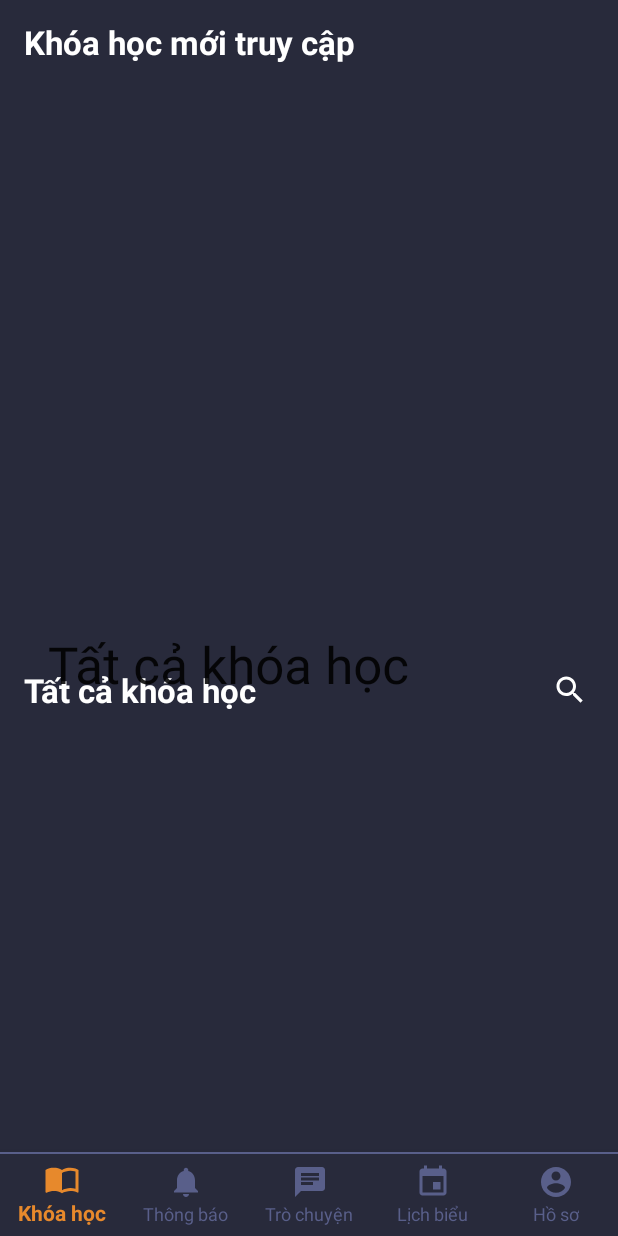
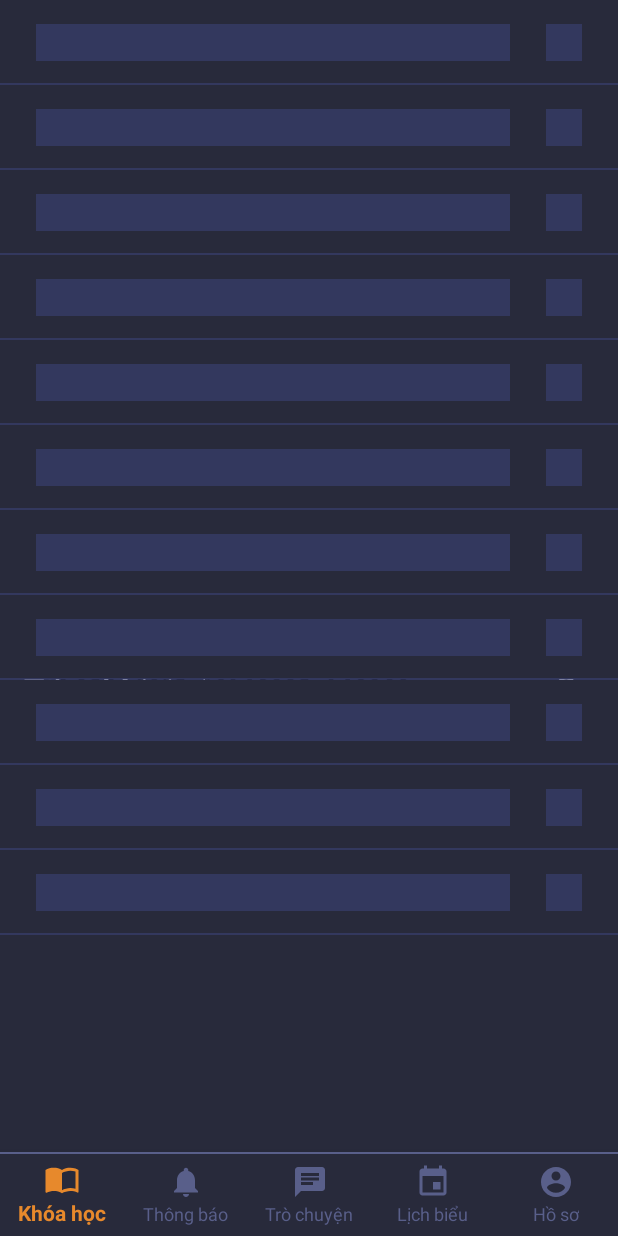
Before and after one commit to huent189/uet_assistant, an Android app: the fragment CourseProgressFragment placed in its activity, on a phone screen of 412 x 824 dp. Run offline under Robolectric (Android 15) with nearby library versions, the phone set to English and light mode, and no system bars; our stand-ins replace Room's generated code, Shimmer, navigation-ui; libraries missing offline, so code that uses them is left out: com.cooltechworks.views; plain views replace ShimmerRecyclerView; network calls fail.

Commit message:
update materials view & check login course - firebase

```diff
--- a/app/app/src/main/java/vnu/uet/mobilecourse/assistant/view/LoginActivity.java
+++ b/app/app/src/main/java/vnu/uet/mobilecourse/assistant/view/LoginActivity.java
@@ -60,7 +60,7 @@ public class LoginActivity extends AppCompatActivity {
                     if (!loginSuccess) {
                         loginSuccess = true;
                         Toast.makeText(LoginActivity.this, "Login Success", Toast.LENGTH_SHORT).show();
-                        navigateToMyCourses();
+//                        navigateToMyCourses();
 
                         tvLoadingTitle.setVisibility(View.INVISIBLE);
                         progressBar.setVisibility(View.INVISIBLE);
--- a/app/app/src/main/java/vnu/uet/mobilecourse/assistant/view/course/CourseProgressFragment.java
+++ b/app/app/src/main/java/vnu/uet/mobilecourse/assistant/view/course/CourseProgressFragment.java
@@ -1,27 +1,21 @@
 package vnu.uet.mobilecourse.assistant.view.course;
 
-import androidx.lifecycle.Observer;
-import androidx.lifecycle.ViewModelProvider;
+import android.os.Bundle;
+import android.view.LayoutInflater;
+import android.view.View;
+import android.view.ViewGroup;
 
-import android.os.Bundle;
+import com.facebook.shimmer.ShimmerFrameLayout;
 
 import androidx.annotation.NonNull;
 import androidx.annotation.Nullable;
 import androidx.fragment.app.Fragment;
+import androidx.lifecycle.ViewModelProvider;
 import androidx.recyclerview.widget.LinearLayoutManager;
 import androidx.recyclerview.widget.RecyclerView;
-
-import android.view.LayoutInflater;
-import android.view.View;
-import android.view.ViewGroup;
-
-import java.util.List;
-
-import vnu.uet.mobilecourse.assistant.model.CourseContent;
-import vnu.uet.mobilecourse.assistant.repository.CourseRepository;
-import vnu.uet.mobilecourse.assistant.viewmodel.CourseProgressViewModel;
 import vnu.uet.mobilecourse.assistant.R;
 import vnu.uet.mobilecourse.assistant.adapter.CourseContentAdapter;
+import vnu.uet.mobilecourse.assistant.viewmodel.CourseProgressViewModel;
 
 public class CourseProgressFragment extends Fragment {
 
@@ -38,22 +32,43 @@ public class CourseProgressFragment extends Fragment {
                              @Nullable Bundle savedInstanceState) {
         View root = inflater.inflate(R.layout.fragment_course_progress, container, false);
 
-        RecyclerView recyclerView = root.findViewById(R.id.rvTasks);
+        // find rvMaterials
+        RecyclerView rvMaterials = root.findViewById(R.id.rvMaterials);
         LinearLayoutManager layoutManager = new LinearLayoutManager(getContext());
-        recyclerView.setLayoutManager(layoutManager);
+        rvMaterials.setLayoutManager(layoutManager);
 
+        // find shimmer layout & start shimmer animation
+        ShimmerFrameLayout shimmerRvTasks = root.findViewById(R.id.shimmerRvTasks);
+        shimmerRvTasks.startShimmerAnimation();
+
+        // get bundle from prev fragment
         Bundle args = getArguments();
 
         if (args != null) {
+
+            // get course id from bundle
             int courseId = args.getInt("courseId");
 
             Fragment thisFragment = this;
 
-            CourseRepository.getInstance().getContent(courseId).observe(getViewLifecycleOwner(), new Observer<List<CourseContent>>() {
-                @Override
-                public void onChanged(List<CourseContent> contents) {
+            mViewModel.getContent(courseId).observe(getViewLifecycleOwner(), contents -> {
+                // contents haven't loaded yet
+                // then show shimmer layout & hide rvMaterials
+                if (contents == null || contents.isEmpty()) {
+                    rvMaterials.setVisibility(View.INVISIBLE);
+                    shimmerRvTasks.setVisibility(View.VISIBLE);
+                    shimmerRvTasks.startShimmerAnimation();
+
+                }
+
+                // contents loaded completely
+                // then hide shimmer layout
+                // setup recycle view adapter & show rvMaterials
+                else {
+                    shimmerRvTasks.stopShimmerAnimation();
+                    rvMaterials.setVisibility(View.VISIBLE);
                     CourseContentAdapter adapter = new CourseContentAdapter(contents, thisFragment);
-                    recyclerView.setAdapter(adapter);
+                    rvMaterials.setAdapter(adapter);
                 }
             });
         }
@@ -65,6 +80,5 @@ public class CourseProgressFragment extends Fragment {
     public void onActivityCreated(@Nullable Bundle savedInstanceState) {
         super.onActivityCreated(savedInstanceState);
         mViewModel = new ViewModelProvider(this).get(CourseProgressViewModel.class);
-        // TODO: Use the ViewModel
     }
 }
--- a/app/app/src/main/res/layout/fragment_course_progress.xml
+++ b/app/app/src/main/res/layout/fragment_course_progress.xml
@@ -1,8 +1,40 @@
 <?xml version="1.0" encoding="utf-8"?>
-<androidx.recyclerview.widget.RecyclerView
-    xmlns:android="http://schemas.android.com/apk/res/android"
+<FrameLayout xmlns:android="http://schemas.android.com/apk/res/android"
     xmlns:tools="http://schemas.android.com/tools"
-    tools:context=".view.course.CourseProgressFragment"
-    android:id="@+id/rvTasks"
     android:layout_width="match_parent"
-    android:layout_height="match_parent" />
+    android:layout_height="wrap_content"
+    tools:context=".view.course.CourseProgressFragment">
+
+    <com.facebook.shimmer.ShimmerFrameLayout
+        android:id="@+id/shimmerRvTasks"
+        android:layout_width="match_parent"
+        android:layout_height="match_parent" >
+
+        <LinearLayout
+            android:layout_width="match_parent"
+            android:layout_height="wrap_content"
+            android:orientation="vertical">
+
+            <include layout="@layout/shimmer_weekly_material_item" />
+            <include layout="@layout/shimmer_weekly_material_item" />
+            <include layout="@layout/shimmer_weekly_material_item" />
+            <include layout="@layout/shimmer_weekly_material_item" />
+            <include layout="@layout/shimmer_weekly_material_item" />
+            <include layout="@layout/shimmer_weekly_material_item" />
+            <include layout="@layout/shimmer_weekly_material_item" />
+            <include layout="@layout/shimmer_weekly_material_item" />
+            <include layout="@layout/shimmer_weekly_material_item" />
+            <include layout="@layout/shimmer_weekly_material_item" />
+            <include layout="@layout/shimmer_weekly_material_item" />
+
+        </LinearLayout>
+
+    </com.facebook.shimmer.ShimmerFrameLayout>
+
+    <androidx.recyclerview.widget.RecyclerView
+        android:id="@+id/rvMaterials"
+        android:visibility="invisible"
+        android:layout_width="match_parent"
+        android:layout_height="match_parent" />
+
+</FrameLayout>
--- /dev/null
+++ b/app/app/src/main/res/layout/shimmer_weekly_material_item.xml
@@ -0,0 +1,25 @@
+<?xml version="1.0" encoding="utf-8"?>
+<FrameLayout
+    xmlns:android="http://schemas.android.com/apk/res/android"
+    android:layout_width="match_parent"
+    android:paddingVertical="@dimen/sibling_margin_x2"
+    android:paddingHorizontal="@dimen/sibling_margin_x3"
+    android:background="@drawable/list_item_background"
+    android:layout_height="wrap_content">
+
+    <TextView
+        android:id="@+id/tvWeeklyTitle"
+        android:layout_width="match_parent"
+        android:layout_height="wrap_content"
+        android:background="@color/backgroundLight"
+        android:layout_marginEnd="@dimen/sibling_margin_x6"
+        android:textSize="@dimen/header2_size" />
+
+    <TextView
+        android:id="@+id/ivExpandArrow"
+        android:layout_width="@dimen/sibling_margin_x3"
+        android:layout_height="match_parent"
+        android:layout_gravity="center_vertical|end"
+        android:background="@color/backgroundLight" />
+
+</FrameLayout>
```
Also changed, not shown: app/app/src/main/java/vnu/uet/mobilecourse/assistant/view/LoginFirebaseActivity.java (+21 -10 lines), app/app/src/main/java/vnu/uet/mobilecourse/assistant/view/MainActivity.java (+9 -1 lines), app/app/src/main/java/vnu/uet/mobilecourse/assistant/viewmodel/CourseProgressViewModel.java (+15 -1 lines).
